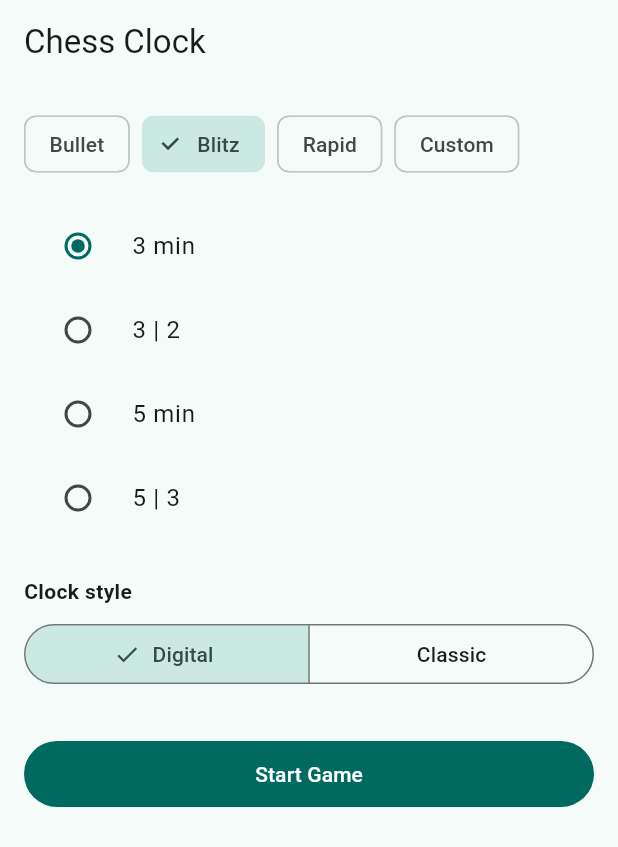
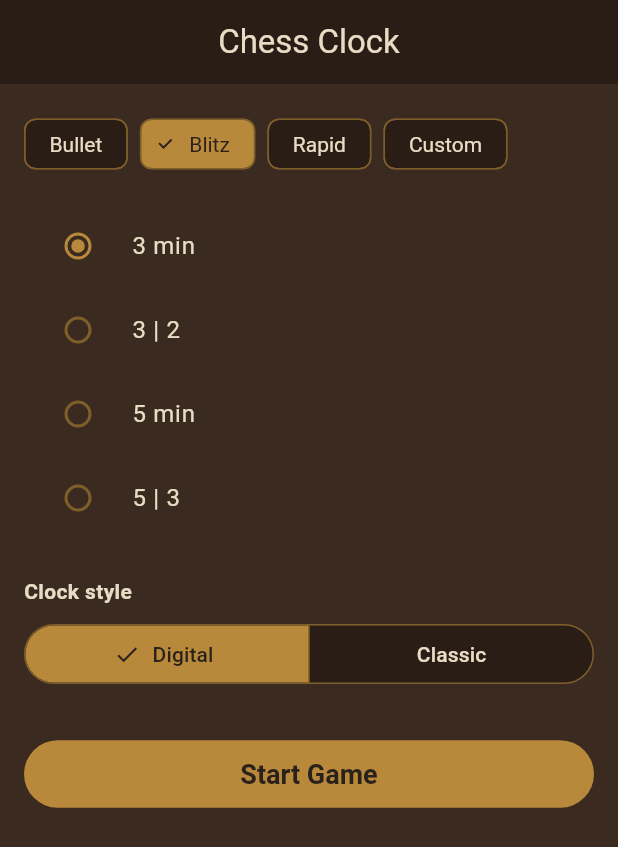
Before and after one commit to wilsmyth-del/chess-clock-android, a Flutter app: the screen it shows after launch, on a phone screen of 412 x 824 dp. Shown: the top 847 px of the screen. Run offline on Flutter 3.47's test engine with Material 3 defaults, Android fonts, the phone set to English and light mode, and no system bars.

Commit message:
Restyle in wood and brass, replacing default Material colours
The clock screens were hardcoding stock Material shades (grey.shade800,
green.shade600, red.shade700 on black), which read as unstyled defaults
rather than a chosen look. Replaced with a walnut-and-brass palette modelled
on a classic mechanical tournament clock: wooden case, two cream dials,
brass fittings, lacquer-red flag.

New lib/theme/clock_palette.dart holds the palette plus an explicit
ColorScheme — explicit rather than colorSchemeSeed, since a seeded scheme
generates its own tonal palette and would drift off these exact values.
setup_screen.dart needed no changes as a result; its stock Material widgets
pick the theme up for free.

The one real design problem: on a real clock both dials are the same cream
and the mechanism tells you whose turn it is. A phone can't, and a brighter
dial alone is too subtle across a table. So the active side is signalled
twice — lit dial plus a brass bezel — in both Digital and Classic modes, so
they read identically without introducing a colour that breaks the look.

Also fixed a bug this would have caused: the analog hand, tick marks and
centre cap were white, which is invisible on a cream dial. They're now ink,
switching to cream on the red flag face where ink wouldn't read.

App icon still outstanding — deliberately left until the palette is
confirmed on-device, so the icon can be drawn to match.

Co-Authored-By: Claude Opus 5 <noreply@anthropic.com>

```diff
--- a/lib/main.dart
+++ b/lib/main.dart
@@ -1,5 +1,6 @@
 import 'package:flutter/material.dart';
 import 'screens/setup_screen.dart';
+import 'theme/clock_palette.dart';
 
 void main() {
   runApp(const ChessClockApp());
@@ -12,7 +13,7 @@ class ChessClockApp extends StatelessWidget {
   Widget build(BuildContext context) {
     return MaterialApp(
       title: 'Chess Clock',
-      theme: ThemeData(colorSchemeSeed: Colors.teal, useMaterial3: true),
+      theme: ClockPalette.theme(),
       home: const SetupScreen(),
     );
   }
--- /dev/null
+++ b/lib/theme/clock_palette.dart
@@ -0,0 +1,119 @@
+import 'package:flutter/material.dart';
+
+/// Wood-and-brass palette, modelled on a classic mechanical tournament clock
+/// (Garde/BHB style): a walnut body, two cream dials, brass fittings, and a
+/// lacquer-red flag.
+///
+/// The one thing worth understanding here: on a real clock both dials are the
+/// same cream, and you tell whose turn it is from the mechanism, not colour.
+/// A phone can't do that, so the active side is distinguished two ways at
+/// once — a brighter, "lit" dial *and* a brass bezel. Either alone is too
+/// subtle to read at a glance across a table; together they're unmistakable
+/// without resorting to a colour that would break the wooden look.
+class ClockPalette {
+  const ClockPalette._();
+
+  // Body — the wooden case.
+  static const walnut = Color(0xFF3B2A20);
+  static const walnutDeep = Color(0xFF2A1D16); // control bar, app bar
+  static const walnutShadow = Color(0xFF1E1510); // recess behind the dials
+
+  // Dials. The idle dial sits in shadow; the active one is lit.
+  static const dialIdle = Color(0xFFD8C9AB);
+  static const dialActive = Color(0xFFFBF3DF);
+
+  // Brass fittings.
+  static const brass = Color(0xFFB8893B);
+  static const brassDim = Color(0xFF7E5E2A); // disabled/idle fittings
+
+  // The flag, and the face it falls on.
+  static const lacquer = Color(0xFFA33B25);
+
+  // Numerals: dark ink on cream. inkDim lets the idle side recede.
+  static const ink = Color(0xFF2A211B);
+  static const inkDim = Color(0xFF5F5245);
+
+  // Text sitting directly on wood.
+  static const cream = Color(0xFFE8DCC4);
+
+  /// Dial fill for a half, by state.
+  static Color dialFor({required bool isActive, required bool isFlagged}) {
+    if (isFlagged) return lacquer;
+    return isActive ? dialActive : dialIdle;
+  }
+
+  /// Numeral colour to match [dialFor] — cream on the red flag face, ink on
+  /// cream, dimmed ink when idle so the running side draws the eye.
+  static Color numeralFor({required bool isActive, required bool isFlagged}) {
+    if (isFlagged) return cream;
+    return isActive ? ink : inkDim;
+  }
+
+  /// Explicit ColorScheme rather than a seed: seeded schemes generate their
+  /// own tonal palette and would drift away from these exact wood/brass
+  /// values, which is the whole point of the look.
+  static ThemeData theme() {
+    const scheme = ColorScheme.dark(
+      primary: brass,
+      onPrimary: ink,
+      secondary: brass,
+      onSecondary: ink,
+      surface: walnut,
+      onSurface: cream,
+      error: lacquer,
+      onError: cream,
+    );
+
+    return ThemeData(
+      useMaterial3: true,
+      colorScheme: scheme,
+      scaffoldBackgroundColor: walnut,
+      appBarTheme: const AppBarTheme(
+        backgroundColor: walnutDeep,
+        foregroundColor: cream,
+        centerTitle: true,
+        elevation: 0,
+      ),
+      chipTheme: ChipThemeData(
+        backgroundColor: walnutDeep,
+        selectedColor: brass,
+        labelStyle: const TextStyle(color: cream),
+        secondaryLabelStyle: const TextStyle(color: ink),
+        side: const BorderSide(color: brassDim),
+      ),
+      radioTheme: RadioThemeData(
+        fillColor: WidgetStateProperty.resolveWith(
+          (states) => states.contains(WidgetState.selected) ? brass : brassDim,
+        ),
+      ),
+      inputDecorationTheme: const InputDecorationTheme(
+        labelStyle: TextStyle(color: cream),
+        enabledBorder: UnderlineInputBorder(
+          borderSide: BorderSide(color: brassDim),
+        ),
+        focusedBorder: UnderlineInputBorder(
+          borderSide: BorderSide(color: brass, width: 2),
+        ),
+      ),
+      segmentedButtonTheme: SegmentedButtonThemeData(
+        style: ButtonStyle(
+          backgroundColor: WidgetStateProperty.resolveWith(
+            (states) =>
+                states.contains(WidgetState.selected) ? brass : walnutDeep,
+          ),
+          foregroundColor: WidgetStateProperty.resolveWith(
+            (states) => states.contains(WidgetState.selected) ? ink : cream,
+          ),
+          side: WidgetStateProperty.all(const BorderSide(color: brassDim)),
+        ),
+      ),
+      filledButtonTheme: FilledButtonThemeData(
+        style: FilledButton.styleFrom(
+          backgroundColor: brass,
+          foregroundColor: ink,
+          textStyle: const TextStyle(fontSize: 18, fontWeight: FontWeight.bold),
+        ),
+      ),
+    );
+  }
+}
```
Also changed, not shown: lib/screens/analog_clock_screen.dart (+34 -14 lines), lib/screens/clock_control_bar.dart (+14 -5 lines), lib/screens/digital_clock_screen.dart (+31 -17 lines), lib/screens/start_overlay.dart (+6 -4 lines).
